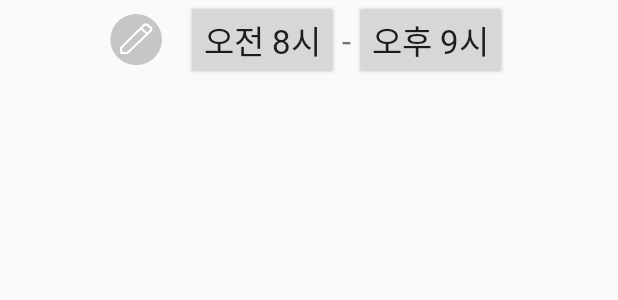
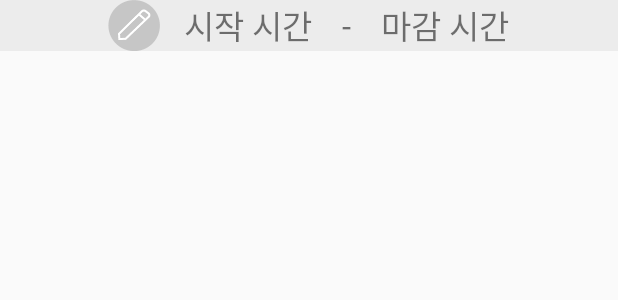
Before and after one commit to smwu-ssak/seller, an Android app: the layout rv_item_register_time.xml on its own in the app's theme, with its tools: preview values and no code run, on a phone screen of 412 x 824 dp. Shown: the top 300 px of the screen. Run offline under Robolectric (Android 15) with nearby library versions, the light colour scheme and no system bars.

Commit message:
modify rv_item_register_time XML

```diff
--- a/SSak/app/src/main/res/layout/activity_register_time.xml
+++ b/SSak/app/src/main/res/layout/activity_register_time.xml
@@ -220,7 +220,6 @@
 
             </androidx.recyclerview.widget.RecyclerView>
 
-
         </RelativeLayout>
 
     </RelativeLayout>
--- a/SSak/app/src/main/res/layout/rv_item_register_time.xml
+++ b/SSak/app/src/main/res/layout/rv_item_register_time.xml
@@ -1,17 +1,32 @@
 <?xml version="1.0" encoding="utf-8"?>
 
-<!--Customized by MS-->
+<!-- Customized by SY -->
+
 <RelativeLayout xmlns:android="http://schemas.android.com/apk/res/android"
     android:layout_width="match_parent"
-    android:layout_height="wrap_content">
+    android:layout_height="wrap_content"
+    android:background="#ECECEC">
+
+    <RelativeLayout
+        android:layout_width="match_parent"
+        android:layout_height="wrap_content">
+
+        <TextView
+            android:id="@+id/rv_item_register_time_open"
+            android:layout_width="wrap_content"
+            android:layout_height="wrap_content"
+            android:layout_centerInParent="true"
+            android:fontFamily="@font/nanumbarungothic_normal"
+            android:textSize="22dp"
+            android:text="휴무"
+            android:visibility="invisible"/>
 
         <RelativeLayout
             android:layout_width="match_parent"
             android:layout_height="wrap_content"
-            android:gravity="center"
-            android:layout_marginBottom="10dp">
+            android:gravity="center">
 
-<!--임시 이미지 수정해야 함!!!!!-->
+            <!--임시 이미지 수정해야 함!!!!!-->
             <ImageView
                 android:id="@+id/rv_item_register_time_day"
                 android:layout_width="wrap_content"
@@ -20,37 +35,40 @@
                 android:layout_marginRight="16dp"
                 android:src="@drawable/editprofile_edit" />
 
-            <Button
-                android:id="@+id/rv_item_register_time"
+            <TextView
+                android:id="@+id/rv_item_register_time_start"
                 android:layout_width="wrap_content"
                 android:layout_height="wrap_content"
                 android:layout_centerVertical="true"
                 android:layout_toRightOf="@id/rv_item_register_time_day"
                 android:fontFamily="@font/nanumbarungothic_normal"
                 android:textSize="22dp"
-                android:text="오전 8시" />
+                android:text="시작 시간" />
 
             <TextView
                 android:id="@+id/rv_item_time_fix"
                 android:layout_width="wrap_content"
                 android:layout_height="wrap_content"
                 android:fontFamily="@font/nanumbarungothic_normal"
-                android:layout_toRightOf="@id/rv_item_register_time"
+                android:layout_toRightOf="@id/rv_item_register_time_start"
                 android:text="-"
                 android:layout_centerVertical="true"
-                android:layout_marginRight="2dp"
-                android:layout_marginLeft="2dp"
+                android:layout_marginRight="20dp"
+                android:layout_marginLeft="20dp"
                 android:textSize="22dp" />
 
-            <Button
+            <TextView
+                android:id="@+id/rv_item_register_time_end"
                 android:layout_width="wrap_content"
                 android:layout_height="wrap_content"
                 android:layout_centerVertical="true"
                 android:layout_toRightOf="@id/rv_item_time_fix"
                 android:fontFamily="@font/nanumbarungothic_normal"
                 android:textSize="22dp"
-                android:text="오후 9시" />
+                android:text="마감 시간" />
 
         </RelativeLayout>
 
+    </RelativeLayout>
+
 </RelativeLayout>
```
